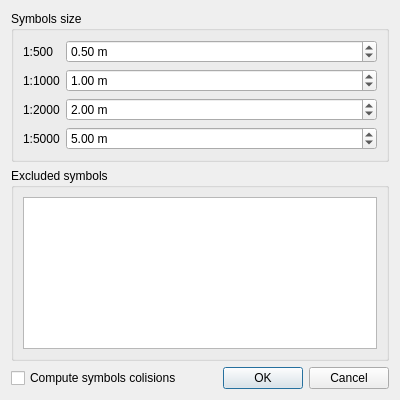
Kuszki/EW-Statistics, file redactiondialog.ui: the form before one commit.
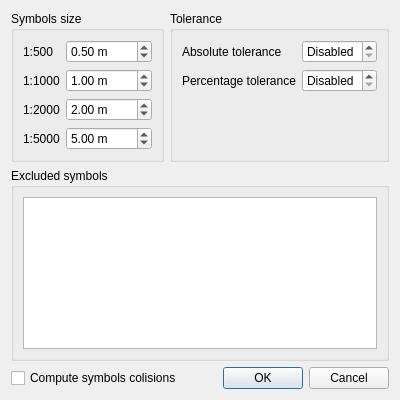
The form after the commit. Icons and pictures are not drawn.

The edit to the form file:
```diff
--- a/redactiondialog.ui
+++ b/redactiondialog.ui
@@ -14,15 +14,16 @@
    <string>Redaction options</string>
   </property>
   <property name="windowIcon">
-   <iconset theme="preferences-system"/>
+   <iconset theme="preferences-system">
+    <normaloff>.</normaloff>.</iconset>
   </property>
   <layout class="QGridLayout" name="gridLayout">
-   <item row="0" column="0" colspan="2">
+   <item row="0" column="0">
     <widget class="QGroupBox" name="sizeGroup">
      <property name="title">
       <string>Symbols size</string>
      </property>
-     <layout class="QFormLayout" name="formLayout">
+     <layout class="QFormLayout" name="sizeLayout">
       <item row="0" column="0">
        <widget class="QLabel" name="aScaleLabel">
         <property name="text">
@@ -142,6 +143,67 @@
      </layout>
     </widget>
    </item>
+   <item row="0" column="1">
+    <widget class="QGroupBox" name="toleranceGroup">
+     <property name="title">
+      <string>Tolerance</string>
+     </property>
+     <layout class="QFormLayout" name="toleranceLayout">
+      <item row="0" column="0">
+       <widget class="QLabel" name="abstLabel">
+        <property name="text">
+         <string>Absolute tolerance</string>
+        </property>
+        <property name="buddy">
+         <cstring>abstSpin</cstring>
+        </property>
+       </widget>
+      </item>
+      <item row="0" column="1">
+       <widget class="QDoubleSpinBox" name="abstSpin">
+        <property name="specialValueText">
+         <string>Disabled</string>
+        </property>
+        <property name="suffix">
+         <string> m²</string>
+        </property>
+        <property name="decimals">
+         <number>1</number>
+        </property>
+        <property name="maximum">
+         <double>10.000000000000000</double>
+        </property>
+        <property name="singleStep">
+         <double>0.100000000000000</double>
+        </property>
+       </widget>
+      </item>
+      <item row="1" column="0">
+       <widget class="QLabel" name="prctLabel">
+        <property name="text">
+         <string>Percentage tolerance</string>
+        </property>
+        <property name="buddy">
+         <cstring>prctSpin</cstring>
+        </property>
+       </widget>
+      </item>
+      <item row="1" column="1">
+       <widget class="QDoubleSpinBox" name="prctSpin">
+        <property name="specialValueText">
+         <string>Disabled</string>
+        </property>
+        <property name="suffix">
+         <string>%</string>
+        </property>
+        <property name="maximum">
+         <double>100.000000000000000</double>
+        </property>
+       </widget>
+      </item>
+     </layout>
+    </widget>
+   </item>
    <item row="1" column="0" colspan="2">
     <widget class="QGroupBox" name="excludeGroup">
      <property name="title">
@@ -154,14 +216,16 @@
      </layout>
     </widget>
    </item>
-   <item row="2" column="0">
+   <item row="2" column="0" colspan="2">
+    <layout class="QHBoxLayout" name="horizontalLayout">
+     <item>
     <widget class="QCheckBox" name="computeBox">
      <property name="text">
       <string>Compute symbols colisions</string>
      </property>
     </widget>
    </item>
-   <item row="2" column="1">
+     <item>
     <widget class="QDialogButtonBox" name="buttonBox">
      <property name="orientation">
       <enum>Qt::Horizontal</enum>
@@ -172,6 +236,8 @@
     </widget>
    </item>
   </layout>
+   </item>
+  </layout>
  </widget>
  <resources/>
  <connections>
```
Left out of the diff: 10 changed lines with no effect on the pictures. Lines whose indentation alone changed are shown as unchanged.
